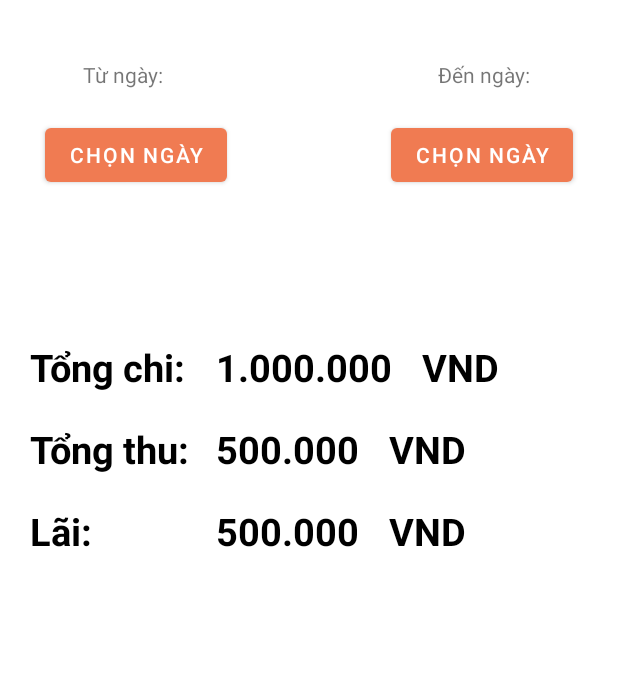
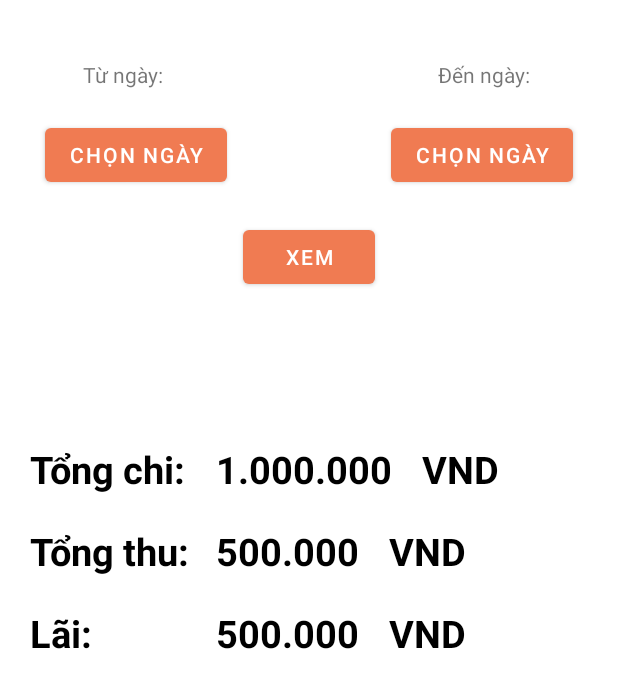
Before and after one commit to Hunghm/Quan_ly_ban_hang, an Android app: the layout thong_ke_tuy_chon_fragment.xml on its own in the app's theme, with its tools: preview values and no code run, on a phone screen of 412 x 824 dp. Shown: the top 688 px of the screen. Run offline under Robolectric (Android 15) with nearby library versions, the phone set to English and light mode, and no system bars.

Commit message:
comit 19/4 2021

```diff
--- a/app/src/main/res/layout/thong_ke_tuy_chon_fragment.xml
+++ b/app/src/main/res/layout/thong_ke_tuy_chon_fragment.xml
@@ -46,11 +46,21 @@
         android:text="Chọn ngày"
         android:textColor="#fff" />
 
+    <Button
+        android:id="@+id/btn_xem"
+        android:layout_width="wrap_content"
+        android:layout_height="wrap_content"
+        android:layout_below="@+id/btn_ngay_bd"
+        android:layout_marginTop="20dp"
+        android:text="xem"
+        android:layout_centerHorizontal="true"
+        android:textColor="#fff" />
+
     <TextView
         android:id="@+id/tv_tong_chi"
         android:layout_width="wrap_content"
         android:layout_height="wrap_content"
-        android:layout_below="@+id/btn_ngay_bd"
+        android:layout_below="@+id/btn_xem"
         android:layout_marginLeft="10dp"
         android:layout_marginTop="100dp"
         android:text="Tổng chi:"
@@ -86,10 +96,10 @@
         android:id="@+id/tv_value_tong_chi"
         android:layout_width="wrap_content"
         android:layout_height="wrap_content"
-        android:layout_below="@+id/btn_ngay_bd"
+        android:layout_below="@+id/btn_xem"
+        android:layout_marginLeft="20dp"
+        android:layout_marginTop="100dp"
         android:layout_toRightOf="@+id/tv_tong_chi"
-        android:layout_marginTop="100dp"
-        android:layout_marginLeft="20dp"
         android:text="1.000.000"
         android:textColor="@color/black"
         android:textSize="25sp"
@@ -99,10 +109,10 @@
         android:id="@+id/tv_don_vi_value_tong_chi"
         android:layout_width="wrap_content"
         android:layout_height="wrap_content"
-        android:layout_below="@+id/btn_ngay_bd"
+        android:layout_below="@+id/btn_xem"
+        android:layout_marginLeft="20dp"
+        android:layout_marginTop="100dp"
         android:layout_toRightOf="@+id/tv_value_tong_chi"
-        android:layout_marginTop="100dp"
-        android:layout_marginLeft="20dp"
         android:text="VND"
         android:textColor="@color/black"
         android:textSize="25sp"
@@ -125,9 +135,9 @@
         android:layout_width="wrap_content"
         android:layout_height="wrap_content"
         android:layout_below="@+id/tv_tong_chi"
+        android:layout_marginLeft="20dp"
+        android:layout_marginTop="20dp"
         android:layout_toRightOf="@+id/tv_value_tong_thu"
-        android:layout_marginTop="20dp"
-        android:layout_marginLeft="20dp"
         android:text="VND"
         android:textColor="@color/black"
         android:textSize="25sp"
@@ -150,9 +160,9 @@
         android:layout_width="wrap_content"
         android:layout_height="wrap_content"
         android:layout_below="@+id/tv_don_vi_value_tong_thu"
+        android:layout_marginLeft="20dp"
+        android:layout_marginTop="20dp"
         android:layout_toRightOf="@+id/tv_value_lai"
-        android:layout_marginTop="20dp"
-        android:layout_marginLeft="20dp"
         android:text="VND"
         android:textColor="@color/black"
         android:textSize="25sp"
```
Also changed, not shown: app/src/main/java/com/example/quan_ly_ban_hang/DAO/ThongKeDAO.java (+19 -0 lines), app/src/main/java/com/example/quan_ly_ban_hang/Fragment/ThongKeTuyChonFragment.java (+87 -0 lines), app/src/main/java/com/example/quan_ly_ban_hang/Model/TKTuyChon.java (+16 -16 lines), app/src/main/res/layout/dialog_date_picker.xml (added, +33 -0 lines).
